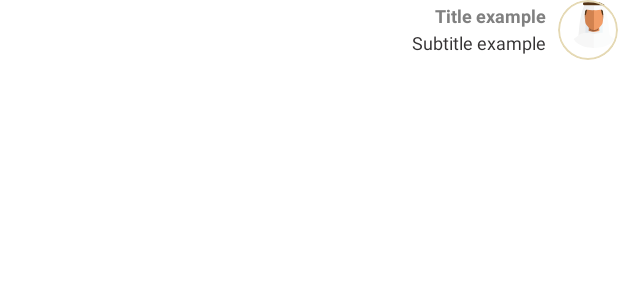
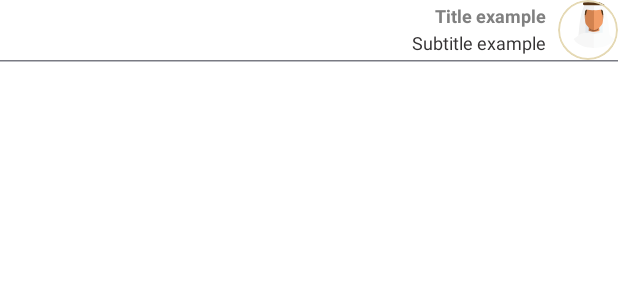
Before and after one commit to RiadhG-Hub/abcher, an Android app built with Jetpack Compose: the @Preview function GreetingPreview, on a phone screen of 412 x 824 dp. Shown: the top 300 px of the screen. Run offline under Robolectric (Android 15) with nearby library versions, the phone set to English and light mode, and no system bars; Roboto replaces fonts that are not available here.

Commit message:
feat: Implement Attendee List and UI Enhancements
This commit introduces the functionality to display a list of attendees for a meeting and enhances the UI of the attendee list view.

-   **Attendee List Implementation:**
    -   Implemented `AttendsList` composable to display a list of meeting attendees.
    -   Utilized `MeetingsAttendsCardView` to display attendee information, including name and job title.
    -   Added logic to handle different states in `AttendsList`, including loading, success, and error.
-   **UI Enhancements:**
+ - Refactored `MeetingsAttendsCardView`  to add HorizontalDivider.
+ -  add `Card` for `AttendsList` to make a better UI.
     -   Enhanced the UI of `MeetingsAttendsCardView` with improved layout and styling.
     -   Updated `AttendsList` to display attendee information fetched from the `FetchMeetingAttendStateSuccess` state.
-    -  Added `FetchMeetingAttendStateSuccess`
+   -  Added `FetchMeetingAttendStateSuccess`
+  -  updated paddings and borders.
+ -    updated `MeetingsAttendsCardView` to use `Column`
+ - Added card in `AttendsList` for better UI.

```diff
--- a/app/src/main/java/com/example/absher/services/view/MeetingsAttendsCardView.kt
+++ b/app/src/main/java/com/example/absher/services/view/MeetingsAttendsCardView.kt
@@ -11,6 +11,7 @@ import androidx.compose.foundation.layout.fillMaxWidth
 import androidx.compose.foundation.layout.padding
 import androidx.compose.foundation.layout.size
 import androidx.compose.foundation.shape.CircleShape
+import androidx.compose.material3.HorizontalDivider
 import androidx.compose.material3.Text
 import androidx.compose.runtime.Composable
 import androidx.compose.runtime.CompositionLocalProvider
@@ -33,7 +34,7 @@ import com.example.absher.ui.theme.AbsherTheme
 @Composable
 fun MeetingsAttendsCardView(
     modifier: Modifier = Modifier, title: String, subtitle: String
-) {
+) {Column {
     Row(modifier = modifier.fillMaxWidth(), verticalAlignment = Alignment.CenterVertically) {
         Box(
             modifier = Modifier
@@ -72,6 +73,8 @@ fun MeetingsAttendsCardView(
             )
         }
     }
+    HorizontalDivider()
+}
 }
 
 
```
Also changed, not shown: app/src/main/java/com/example/absher/services/view/AttendsList.kt (+17 -2 lines).
